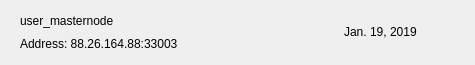
Qt form src/qt/pengolincoin/forms/mnrow.ui (pengolincoin/PengolinCoin-Core) before a commit.
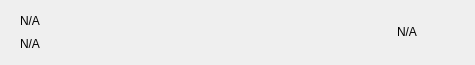
The same form after that commit. Icons and pictures are not drawn.

Patch:
```diff
--- a/src/qt/pengolincoin/forms/mnrow.ui
+++ b/src/qt/pengolincoin/forms/mnrow.ui
@@ -80,14 +80,14 @@
          <item>
           <widget class="QLabel" name="labelName">
            <property name="text">
-            <string>user_masternode</string>
+            <string notr="true">N/A</string>
            </property>
           </widget>
          </item>
          <item>
           <widget class="QLabel" name="labelAddress">
            <property name="text">
-            <string>Address: 88.26.164.88:33003</string>
+            <string notr="true">N/A</string>
            </property>
           </widget>
          </item>
@@ -110,7 +110,7 @@
       <item>
        <widget class="QLabel" name="labelDate">
         <property name="text">
-         <string>Jan. 19, 2019</string>
+         <string notr="true">N/A</string>
         </property>
        </widget>
       </item>
```
